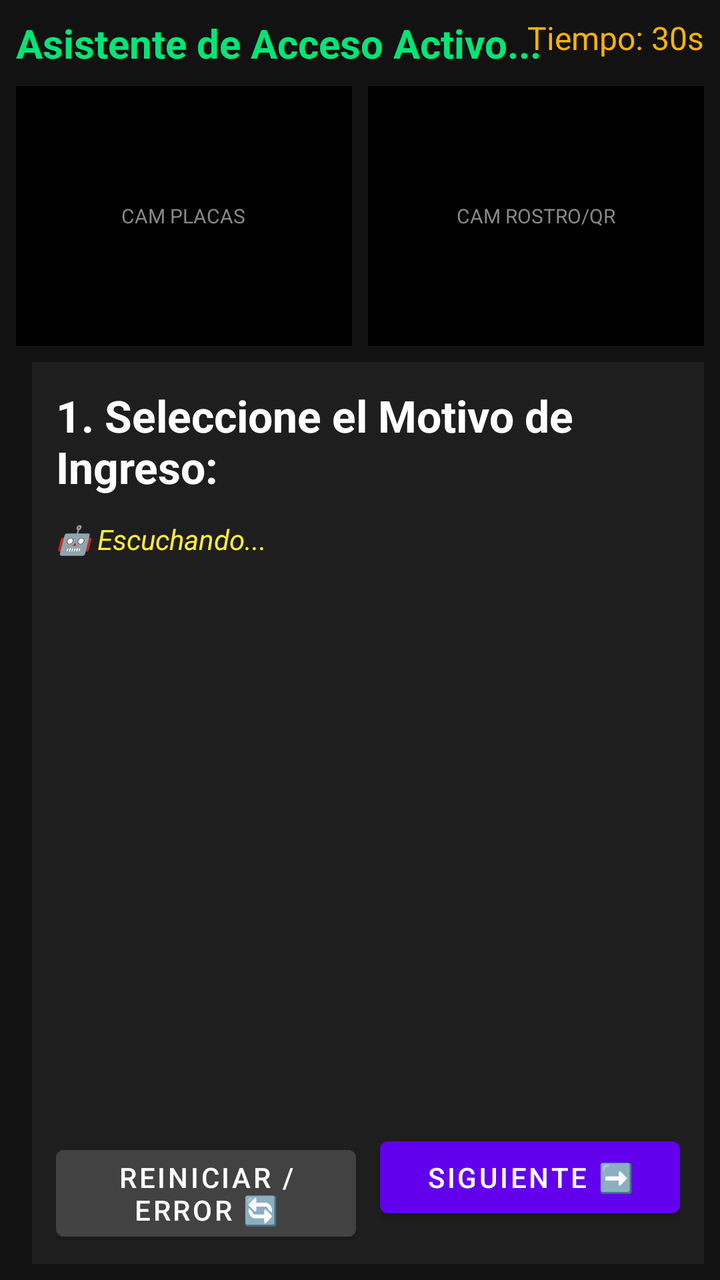
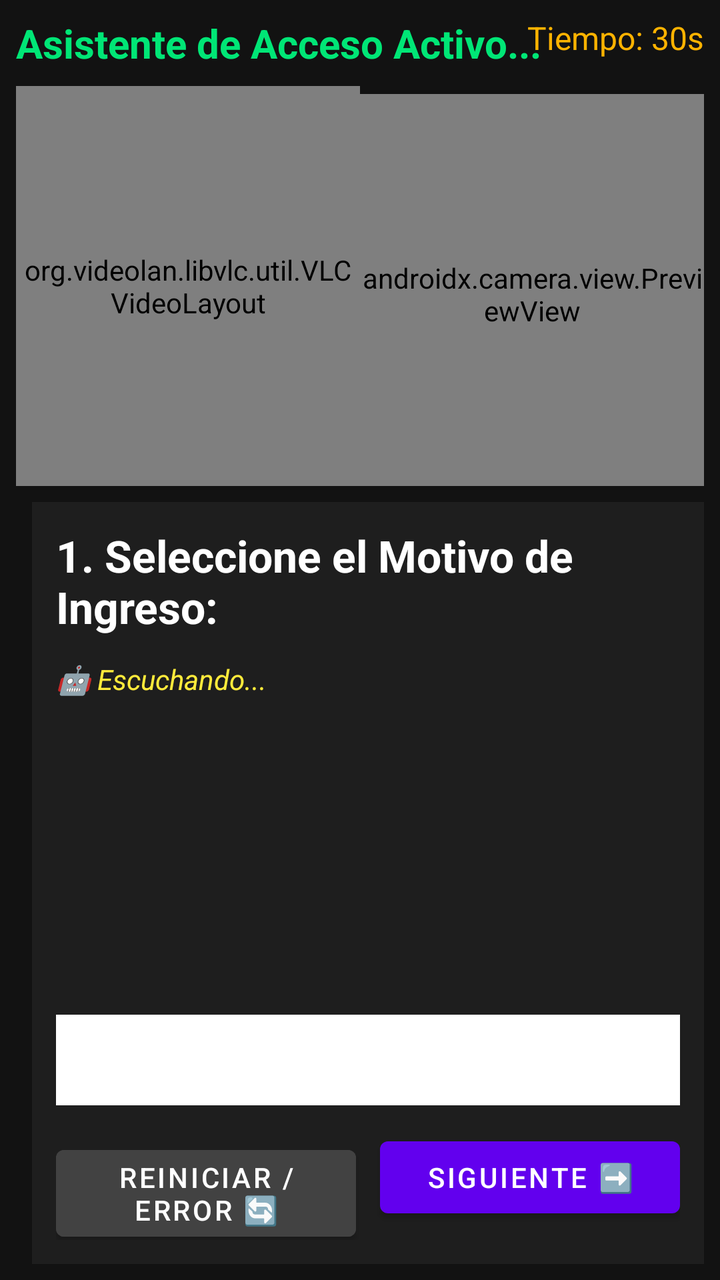

Screens rendered from an Android XML layout before and after an edit, with the pre-edit source and the edit as a unified diff.
<!-- AndroidManifest.xml: application theme Theme.RondyAccesos -->
<!-- res/layout/activity_ingreso_vehicular.xml -->
<?xml version="1.0" encoding="utf-8"?>
<androidx.constraintlayout.widget.ConstraintLayout
    xmlns:android="http://schemas.android.com/apk/res/android"
    xmlns:app="http://schemas.android.com/apk/res-auto"
    xmlns:tools="http://schemas.android.com/tools"
    android:layout_width="match_parent"
    android:layout_height="match_parent"
    tools:context=".vehicular.IngresoVehicularActivity"
    android:background="#121212"
    android:padding="8dp">

    <RelativeLayout
        android:id="@+id/headerTop"
        android:layout_width="match_parent"
        android:layout_height="wrap_content"
        app:layout_constraintTop_toTopOf="parent">
        <TextView
            android:id="@+id/lblTopMensaje"
            android:layout_width="wrap_content"
            android:layout_height="wrap_content"
            android:text="Asistente de Acceso Activo..."
            android:textColor="#00E676"
            android:textSize="20sp"
            android:textStyle="bold" />
        <TextView
            android:id="@+id/lblTimerInactividad"
            android:layout_width="wrap_content"
            android:layout_height="wrap_content"
            android:layout_alignParentEnd="true"
            android:text="Tiempo: 30s"
            android:textColor="#FFB300"
            android:textSize="16sp" />
    </RelativeLayout>

    
    <LinearLayout
        android:id="@+id/columnaCamaras"
        android:layout_width="0dp"
        android:layout_height="130dp"
        android:orientation="horizontal"
        android:weightSum="2"
        android:layout_marginTop="8dp"
        app:layout_constraintTop_toBottomOf="@id/headerTop"
        app:layout_constraintStart_toStartOf="parent"
        app:layout_constraintEnd_toEndOf="parent">

        <FrameLayout
            android:layout_width="0dp"
            android:layout_height="match_parent"
            android:layout_weight="1"
            android:background="#000000"
            android:layout_marginEnd="4dp">
            <TextView android:layout_width="wrap_content" android:layout_height="wrap_content" android:text="CAM PLACAS" android:textColor="#888888" android:layout_gravity="center" android:textSize="10sp"/>
        </FrameLayout>

        <FrameLayout
            android:layout_width="0dp"
            android:layout_height="match_parent"
            android:layout_weight="1"
            android:background="#000000"
            android:layout_marginStart="4dp">
            <TextView android:layout_width="wrap_content" android:layout_height="wrap_content" android:text="CAM ROSTRO/QR" android:textColor="#888888" android:layout_gravity="center" android:textSize="10sp"/>
        </FrameLayout>
    </LinearLayout>

    
    <LinearLayout
        android:layout_width="match_parent"
        android:layout_height="0dp"
        android:orientation="vertical"
        android:layout_marginTop="8dp"
        android:layout_marginStart="8dp"
        android:padding="12dp"
        android:background="#1E1E1E"
        app:layout_constraintTop_toBottomOf="@id/columnaCamaras"
        app:layout_constraintBottom_toBottomOf="parent"
        app:layout_constraintStart_toEndOf="@id/columnaCamaras"
        app:layout_constraintEnd_toEndOf="parent">

        
        <TextView
            android:id="@+id/lblInstruccionSeccion"
            android:layout_width="match_parent"
            android:layout_height="wrap_content"
            android:text="1. Seleccione el Motivo de Ingreso:"
            android:textColor="#FFFFFF"
            android:textSize="22sp"
            android:textStyle="bold"
            android:layout_marginBottom="12dp"/>

        
        <TextView
            android:id="@+id/lblSubtitulosAsistente"
            android:layout_width="match_parent"
            android:layout_height="wrap_content"
            android:text="🤖 Escuchando..."
            android:textColor="#FFEB3B"
            android:textSize="14sp"
            android:textStyle="italic"
            android:layout_marginBottom="12dp"/>

        
        <ScrollView
            android:layout_width="match_parent"
            android:layout_height="0dp"
            android:layout_weight="1">

            <com.google.android.material.chip.ChipGroup
                android:id="@+id/containerGridBotones"
                android:layout_width="match_parent"
                android:layout_height="wrap_content"
                app:itemSpacing="12dp"
                app:lineSpacing="12dp"
                app:singleSelection="true" />
        </ScrollView>

        
        <EditText
            android:id="@+id/txtInputManual"
            android:layout_width="match_parent"
            android:layout_height="wrap_content"
            android:textColor="#FFFFFF"
            android:textSize="20sp"
            android:visibility="gone"
            android:inputType="textCapCharacters"
            android:layout_marginBottom="12dp"/>

        
        <LinearLayout
            android:layout_width="match_parent"
            android:layout_height="wrap_content"
            android:orientation="horizontal"
            android:weightSum="2">
            <Button
                android:id="@+id/btnReiniciarRegistro"
                android:layout_width="0dp"
                android:layout_height="wrap_content"
                android:layout_weight="1"
                android:text="Reiniciar / Error 🔄"
                android:backgroundTint="#424242"
                android:layout_marginEnd="6dp"/>
            <Button
                android:id="@+id/btnSiguientePasoManual"
                android:layout_width="0dp"
                android:layout_height="wrap_content"
                android:layout_weight="1"
                android:text="Siguiente ➡️"
                android:layout_marginStart="6dp"/>
        </LinearLayout>
    </LinearLayout>

</androidx.constraintlayout.widget.ConstraintLayout>
<!-- resources referenced by this layout -->
<resources>
  <style name="Theme.RondyAccesos" parent="Theme.MaterialComponents.DayNight.DarkActionBar">
          
          <item name="colorPrimary">@color/purple_500</item>
          <item name="colorPrimaryVariant">@color/purple_700</item>
          <item name="colorOnPrimary">@color/white</item>
          
          <item name="colorSecondary">@color/teal_200</item>
          <item name="colorSecondaryVariant">@color/teal_700</item>
          <item name="colorOnSecondary">@color/black</item>
          
          <item name="android:statusBarColor">?attr/colorPrimaryVariant</item>
          
      </style>
  <color name="purple_500">#FF6200EE</color>
  <color name="purple_700">#FF3700B3</color>
  <color name="white">#FFFFFFFF</color>
  <color name="teal_200">#FF03DAC5</color>
  <color name="teal_700">#FF018786</color>
  <color name="black">#FF000000</color>
</resources>

<!-- the commit's change to res/layout/activity_ingreso_vehicular.xml (unified diff, before → after) -->
@@ -36,7 +36,7 @@
     <LinearLayout
         android:id="@+id/columnaCamaras"
         android:layout_width="0dp"
-        android:layout_height="130dp"
+        android:layout_height="200dp"
         android:orientation="horizontal"
         android:weightSum="2"
         android:layout_marginTop="8dp"
@@ -44,23 +44,71 @@
         app:layout_constraintStart_toStartOf="parent"
         app:layout_constraintEnd_toEndOf="parent">
 
-        <FrameLayout
-            android:layout_width="0dp"
-            android:layout_height="match_parent"
+        
+        <RelativeLayout
+            android:layout_width="match_parent"
+            android:layout_height="200dp"
             android:layout_weight="1"
-            android:background="#000000"
-            android:layout_marginEnd="4dp">
-            <TextView android:layout_width="wrap_content" android:layout_height="wrap_content" android:text="CAM PLACAS" android:textColor="#888888" android:layout_gravity="center" android:textSize="10sp"/>
-        </FrameLayout>
-
-        <FrameLayout
-            android:layout_width="0dp"
-            android:layout_height="match_parent"
+            android:layout_marginBottom="4dp">
+
+            
+            <org.videolan.libvlc.util.VLCVideoLayout
+                android:id="@+id/vlcPlacaSurface"
+                android:layout_width="match_parent"
+                android:layout_height="match_parent"
+                android:background="#000000" />
+
+            
+            <LinearLayout
+                android:id="@+id/layoutFixCamaraPlaca"
+                android:layout_width="match_parent"
+                android:layout_height="match_parent"
+                android:background="#E6212121"
+                android:orientation="vertical"
+                android:gravity="center"
+                android:visibility="gone"
+                android:padding="8dp">
+                <TextView android:layout_width="wrap_content" android:layout_height="wrap_content" android:text="⚠️ Error de Señal RTSP" android:textColor="#FF5252" android:textStyle="bold" android:textSize="12sp"/>
+                <EditText android:id="@+id/txtUrlRtspFix" android:layout_width="match_parent" android:layout_height="35dp" android:background="#333333" android:textColor="#FFFFFF" android:hint="rtsp://192.168.1.200:554/stream1" android:textSize="11sp" android:paddingStart="6dp" android:layout_marginTop="4dp"/>
+                <Button android:id="@+id/btnReconectarRtsp" android:layout_width="wrap_content" android:layout_height="32dp" android:text="Reconectar" android:textSize="10sp" android:layout_marginTop="4dp"/>
+            </LinearLayout>
+        </RelativeLayout>
+
+        
+        <RelativeLayout
+            android:layout_width="match_parent"
+            android:layout_height="200dp"
             android:layout_weight="1"
-            android:background="#000000"
-            android:layout_marginStart="4dp">
-            <TextView android:layout_width="wrap_content" android:layout_height="wrap_content" android:text="CAM ROSTRO/QR" android:textColor="#888888" android:layout_gravity="center" android:textSize="10sp"/>
-        </FrameLayout>
+            android:layout_marginTop="4dp">
+
+            
+            <androidx.camera.view.PreviewView
+                android:id="@+id/cameraXQrPreview"
+                android:layout_width="match_parent"
+                android:layout_height="match_parent"
+                android:background="#000000" />
+
+            
+            <org.videolan.libvlc.util.VLCVideoLayout
+                android:id="@+id/vlcQrSurfaceFallback"
+                android:layout_width="match_parent"
+                android:layout_height="match_parent"
+                android:background="#000000"
+                android:visibility="gone" />
+
+            <LinearLayout
+                android:id="@+id/layoutFixCamaraQr"
+                android:layout_width="match_parent"
+                android:layout_height="match_parent"
+                android:background="#E6212121"
+                android:orientation="vertical"
+                android:gravity="center"
+                android:visibility="gone"
+                android:padding="8dp">
+                <TextView android:layout_width="wrap_content" android:layout_height="wrap_content" android:text="⚙️ Configurar Origen QR" android:textColor="#00E676" android:textStyle="bold" android:textSize="12sp"/>
+                <Button android:id="@+id/btnCambiarA_IP" android:layout_width="wrap_content" android:layout_height="32dp" android:text="Usar Cámara IP (RTSP)" android:textSize="10sp" android:layout_marginTop="4dp"/>
+            </LinearLayout>
+        </RelativeLayout>
     </LinearLayout>
 
     
@@ -101,9 +149,11 @@
 
         
         <ScrollView
+            android:id="@+id/ScrollViewGridBotones"
             android:layout_width="match_parent"
             android:layout_height="0dp"
-            android:layout_weight="1">
+            android:layout_weight="1"
+            tools:visibility="gone">
 
             <com.google.android.material.chip.ChipGroup
                 android:id="@+id/containerGridBotones"
@@ -119,9 +169,11 @@
             android:id="@+id/txtInputManual"
             android:layout_width="match_parent"
             android:layout_height="wrap_content"
-            android:textColor="#FFFFFF"
-            android:textSize="20sp"
-            android:visibility="gone"
+            android:background="@color/white"
+            android:textAlignment="center"
+            android:textColor="#050505"
+            android:textSize="34sp"
+            android:visibility="visible"
             android:inputType="textCapCharacters"
             android:layout_marginBottom="12dp"/>
 
